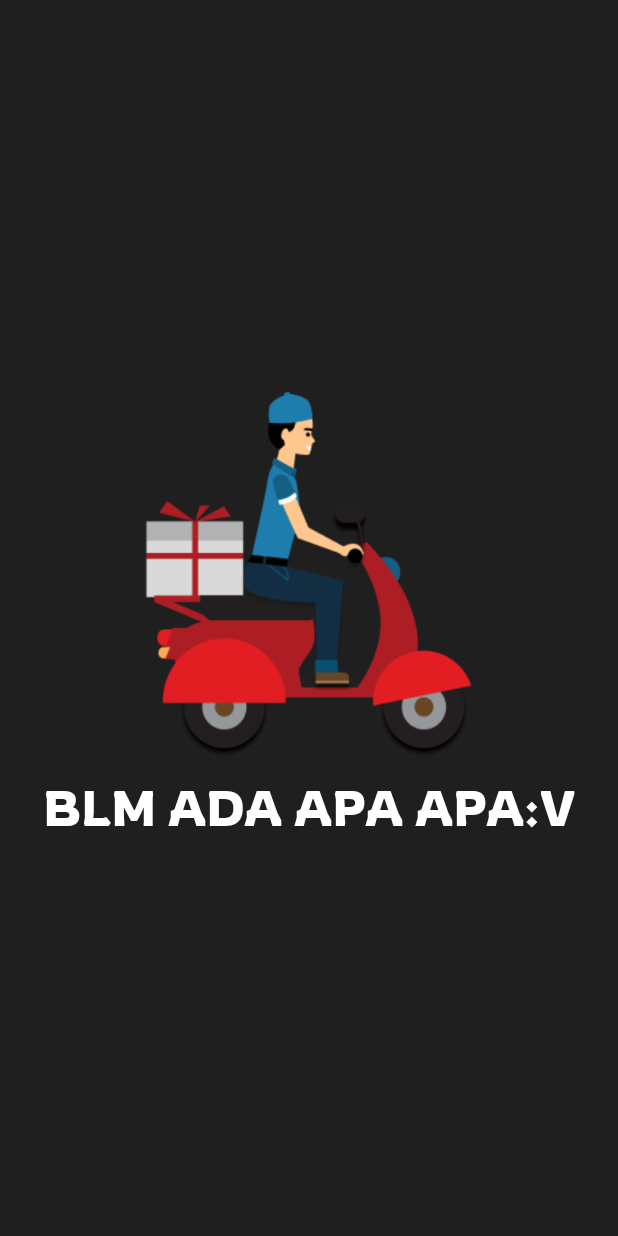
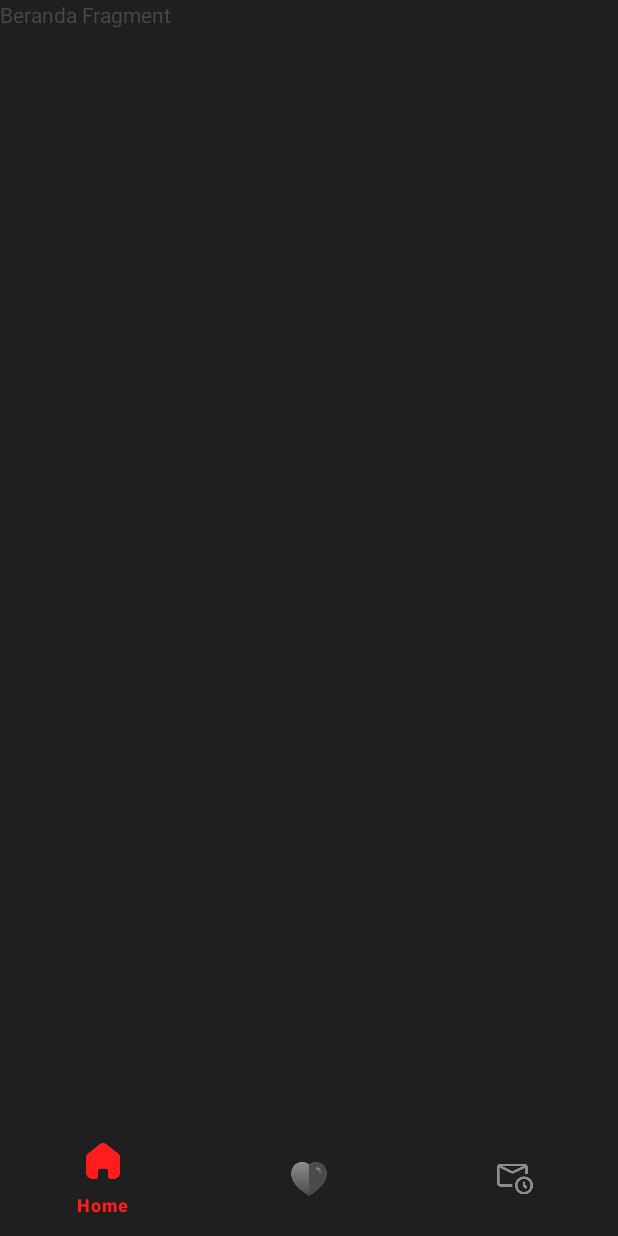
Before and after one commit to SaiaFadil/Ordering_Food, an Android app: the MainActivity screen opened directly, with no data from a screen before it, on a phone screen of 412 x 824 dp. Run offline under Robolectric (Android 15) with nearby library versions, the phone set to English and light mode, and no system bars; our stand-ins replace sdp/ssp sizes.

```diff
--- a/app/build.gradle
+++ b/app/build.gradle
@@ -53,10 +53,12 @@ dependencies {
     implementation 'com.github.bumptech.glide:glide:4.12.0'
     implementation 'com.google.firebase:firebase-auth:22.3.0'
     implementation 'com.google.android.gms:play-services-auth:20.7.0'
+    implementation 'androidx.navigation:navigation-runtime-ktx:2.7.5'
+    implementation 'androidx.navigation:navigation-fragment:2.7.5'
     annotationProcessor 'com.github.bumptech.glide:compiler:4.12.0'
     implementation 'com.github.umairayub79:MaDialog:1.5'
     implementation 'com.github.gabriel-TheCode:AestheticDialogs:1.3.8'
-    implementation 'com.github.ibrahimsn98:SmoothBottomBar:1.7.9'
+    implementation 'com.github.ibrahimsn98:NiceBottomBar:2.2'
 
 
     // testing
--- a/app/src/main/java/com/tif22/orderingfood/api/retrofit/RetrofitClient.kt
+++ b/app/src/main/java/com/tif22/orderingfood/api/retrofit/RetrofitClient.kt
@@ -9,9 +9,7 @@ import com.google.gson.GsonBuilder
 import java.util.concurrent.TimeUnit
 
 object RetrofitClient {
-
-    const val BASE_URL: String = "http://172.16.110.123/OrderingFood/FilePhp/" // local server
-
+    const val BASE_URL: String = "http://172.16.106.150/OrderingFood/FilePhp/" // local server
     val connection: Retrofit
         get() {
             val gson = GsonBuilder().setLenient().create()
--- /dev/null
+++ b/app/src/main/java/com/tif22/orderingfood/ui/activity/HomeFragment.kt
@@ -0,0 +1,6 @@
+package com.tif22.orderingfood.ui.activity
+
+// TODO: Rename parameter arguments, choose names that match
+// the fragment initialization parameters, e.g. ARG_ITEM_NUMBER
+private const val ARG_PARAM1 = "param1"
+private const val ARG_PARAM2 = "param2"
--- a/app/src/main/java/com/tif22/orderingfood/ui/activity/LoginActivity.kt
+++ b/app/src/main/java/com/tif22/orderingfood/ui/activity/LoginActivity.kt
@@ -162,6 +162,7 @@ class LoginActivity : AppCompatActivity() {
 
                 override fun onFailure(call: Call<UsersResponse>, t: Throwable) {
                     progressDialog.dismiss()
+                    t.printStackTrace()
                     Log.v("retrofit", "call failed")
                 }
             })
--- a/app/src/main/java/com/tif22/orderingfood/ui/activity/MainActivity.kt
+++ b/app/src/main/java/com/tif22/orderingfood/ui/activity/MainActivity.kt
@@ -1,17 +1,51 @@
-package com.tif22.orderingfood.ui.activity;
+package com.tif22.orderingfood.ui.activity
 
-import androidx.appcompat.app.AppCompatActivity;
-
-import android.os.Bundle;
-
-import com.tif22.orderingfood.R;
+import androidx.appcompat.app.AppCompatActivity
+import android.os.Bundle
+import androidx.fragment.app.Fragment
+import com.google.android.material.bottomnavigation.BottomNavigationView
+import com.tif22.orderingfood.R
+import com.tif22.orderingfood.ui.fragment.HistoryFragment
+import com.tif22.orderingfood.ui.fragment.HomeFragment
+import com.tif22.orderingfood.ui.fragment.LikedFragment
 
 class MainActivity : AppCompatActivity() {
+    private lateinit var navbarbttm: BottomNavigationView
 
     override fun onCreate(savedInstanceState: Bundle?) {
         super.onCreate(savedInstanceState)
         setContentView(R.layout.activity_main)
+
+        navbarbttm = findViewById(R.id.bottomNav)
+        navbarbttm.setOnNavigationItemSelectedListener { item ->
+            var selectedFragment: Fragment? = null
+            when (item.itemId) {
+                R.id.beranda -> selectedFragment = HomeFragment()
+                R.id.disukai -> selectedFragment = LikedFragment()
+                R.id.riwayat -> selectedFragment = HistoryFragment()
+            }
+            selectedFragment?.let {
+                supportFragmentManager.beginTransaction()
+                    .replace(R.id.frame_layout, it)
+                    .commit()
+            }
+            true
+        }
+
+        supportFragmentManager.beginTransaction()
+            .replace(R.id.frame_layout, HomeFragment())
+            .commit()
+        if (intent.getIntExtra(FRAGMENT, 1) == R.layout.fragment_disukai) {
+            navbarbttm.selectedItemId = R.id.disukai
+            supportFragmentManager.beginTransaction()
+                .replace(R.id.frame_layout, LikedFragment())
+                .commit()
+        }
     }
+    companion object {
+        const val FRAGMENT: String = "fragment"
+    }
+
     override fun onBackPressed() {
         super.onBackPressed()
         finish()
--- /dev/null
+++ b/app/src/main/java/com/tif22/orderingfood/ui/fragment/HomeFragment.kt
@@ -0,0 +1,51 @@
+package com.tif22.orderingfood.ui.fragment
+
+import android.os.Bundle
+import android.view.LayoutInflater
+import android.view.View
+import android.view.ViewGroup
+import androidx.fragment.app.Fragment
+import com.tif22.orderingfood.R
+
+/**
+ * A simple [Fragment] subclass.
+ * Use the [HomeFragment.newInstance] factory method to
+ * create an instance of this fragment.
+ */
+class HomeFragment : Fragment() {
+    // TODO: Rename and change types of parameters
+    private var param1: String? = null
+    private var param2: String? = null
+
+    override fun onCreate(savedInstanceState: Bundle?) {
+        super.onCreate(savedInstanceState)
+        arguments?.let {
+        }
+    }
+
+    override fun onCreateView(
+        inflater: LayoutInflater, container: ViewGroup?,
+        savedInstanceState: Bundle?
+    ): View? {
+        // Inflate the layout for this fragment
+        return inflater.inflate(R.layout.fragment_beranda, container, false)
+    }
+
+    companion object {
+        /**
+         * Use this factory method to create a new instance of
+         * this fragment using the provided parameters.
+         *
+         * @param param1 Parameter 1.
+         * @param param2 Parameter 2.
+         * @return A new instance of fragment HomeFragment.
+         */
+        // TODO: Rename and change types and number of parameters
+        @JvmStatic
+        fun newInstance(param1: String, param2: String) =
+            HomeFragment().apply {
+                arguments = Bundle().apply {
+                }
+            }
+    }
+}
--- /dev/null
+++ b/app/src/main/res/color/bottom_nav_icon_color_selector.xml
@@ -0,0 +1,5 @@
+<?xml version="1.0" encoding="utf-8"?>
+<selector xmlns:android="http://schemas.android.com/apk/res/android">
+    <item android:state_checked="true" android:color="@color/primary" /> <!-- Warna ikon saat item aktif -->
+    <item android:color="@color/non_active_color" /> <!-- Warna ikon saat item tidak aktif -->
+</selector>
--- /dev/null
+++ b/app/src/main/res/color/bottom_nav_text_color_selector.xml
@@ -0,0 +1,5 @@
+<?xml version="1.0" encoding="utf-8"?>
+<selector xmlns:android="http://schemas.android.com/apk/res/android">
+    <item android:state_checked="true" android:color="@color/primary" /> <!-- Warna teks saat item aktif -->
+    <item android:color="@color/non_active_color" /> <!-- Warna teks saat item tidak aktif -->
+</selector>
--- a/app/src/main/res/layout/activity_main.xml
+++ b/app/src/main/res/layout/activity_main.xml
@@ -1,32 +1,44 @@
 <?xml version="1.0" encoding="utf-8"?>
-<LinearLayout
+<androidx.constraintlayout.widget.ConstraintLayout
     xmlns:android="http://schemas.android.com/apk/res/android"
     xmlns:app="http://schemas.android.com/apk/res-auto"
     xmlns:tools="http://schemas.android.com/tools"
     android:layout_width="match_parent"
     android:layout_height="match_parent"
-    android:orientation="vertical"
-    android:background="@color/secondary"
-    android:gravity="center"
-    android:padding="@dimen/_20sdp"
+    android:gravity="center_horizontal"
+    android:id="@+id/body_container"
     tools:context=".ui.activity.MainActivity">
 
+    <FrameLayout
+        android:id="@+id/frame_layout"
+        android:layout_width="match_parent"
+        android:layout_height="0dp"
+        android:backgroundTint="@color/secondary"
+        android:background="@color/secondary"
+        app:layout_constraintTop_toTopOf="parent"
+        app:layout_constraintStart_toStartOf="parent"
+        app:layout_constraintEnd_toEndOf="parent"
+        app:layout_constraintBottom_toTopOf="@+id/bottomNav"/>
 
+    <com.google.android.material.bottomnavigation.BottomNavigationView
+        android:layout_width="match_parent"
+        android:layout_height="@dimen/_58sdp"
+        app:layout_constraintBottom_toBottomOf="parent"
+        app:layout_constraintLeft_toLeftOf="parent"
+        app:layout_constraintLeft_toRightOf="parent"
+        app:menu="@menu/nav_menu"
+        android:background="@color/secondary"
+        android:backgroundTint="@color/secondary"
+        app:itemActiveIndicatorStyle="@color/graydark"
+        android:outlineSpotShadowColor="@color/white"
+        android:outlineAmbientShadowColor="@color/white"
+        app:labelVisibilityMode="selected"
+        app:itemTextColor="@color/bottom_nav_text_color_selector"
+        app:itemIconTint="@color/bottom_nav_icon_color_selector"
+        android:id="@+id/bottomNav"
+        app:itemPaddingTop="@dimen/_10sdp"
+        android:layout_marginTop="@dimen/_14sdp"
+        app:compatShadowEnabled="true"
+        />
 
-
-    <ImageView
-        android:id="@+id/motor"
-        android:layout_width="wrap_content"
-        android:layout_height="@dimen/_200sdp"
-        android:layout_gravity="center"
-        android:src="@drawable/gambarorang"/>
-    <TextView
-        android:layout_width="wrap_content"
-        android:layout_height="wrap_content"
-        android:text="Blm Ada Apa Apa:v"
-        android:textColor="@color/white"
-        android:textAllCaps="true"
-        android:textSize="@dimen/_25ssp"
-        android:fontFamily="@font/rowdiesregular"/>
-
-</LinearLayout>
+</androidx.constraintlayout.widget.ConstraintLayout>
--- /dev/null
+++ b/app/src/main/res/layout/fragment_beranda.xml
@@ -0,0 +1,12 @@
+<?xml version="1.0" encoding="utf-8"?>
+<LinearLayout xmlns:android="http://schemas.android.com/apk/res/android"
+    xmlns:tools="http://schemas.android.com/tools"
+    android:layout_width="match_parent"
+    android:layout_height="match_parent"
+    tools:context=".ui.fragment.HomeFragment">
+    <TextView
+        android:layout_width="match_parent"
+        android:layout_height="match_parent"
+        android:layout_gravity="center"
+        android:text="Beranda Fragment"/>
+</LinearLayout>
--- /dev/null
+++ b/app/src/main/res/menu/nav_menu.xml
@@ -0,0 +1,15 @@
+<?xml version="1.0" encoding="utf-8"?>
+<menu xmlns:android="http://schemas.android.com/apk/res/android">
+    <item
+        android:id="@+id/beranda"
+        android:title="Home"
+        android:icon="@drawable/ic_home"/>
+    <item
+        android:id="@+id/disukai"
+        android:title="Disukai"
+        android:icon="@drawable/ic_liked"/>
+    <item
+        android:id="@+id/riwayat"
+        android:title="Riwayat"
+        android:icon="@drawable/ic_history" />
+</menu>
--- a/app/src/main/res/values/colors.xml
+++ b/app/src/main/res/values/colors.xml
@@ -6,6 +6,9 @@
     <color name="primary">#ff1c1c</color>
     <color name="red">#FF4242</color>
     <color name="secondary">#1f1f1f</color>
+    <color name="graydark">#3a3a3a</color>
+    <color name="non_active_color">#8d8d8d</color>
     <color name="Et_Bg_Color">#d9d9d9</color>
     <color name="Et_Hint_Color">#696969</color>
+    <color name="card_bg_color">#0B0B0B</color>
 </resources>
```
Also changed, not shown: app/src/main/java/com/tif22/orderingfood/ui/fragment/HistoryFragment.kt (added, +44 -0 lines), app/src/main/java/com/tif22/orderingfood/ui/fragment/LikedFragment.kt (added, +60 -0 lines), app/src/main/res/layout/fragment_disukai.xml (added, +14 -0 lines), app/src/main/res/layout/fragment_riwayat.xml (added, +14 -0 lines), app/src/main/res/drawable/ic_history.png (added), app/src/main/res/drawable/ic_home.png (added), app/src/main/res/drawable/ic_liked.png (added).
